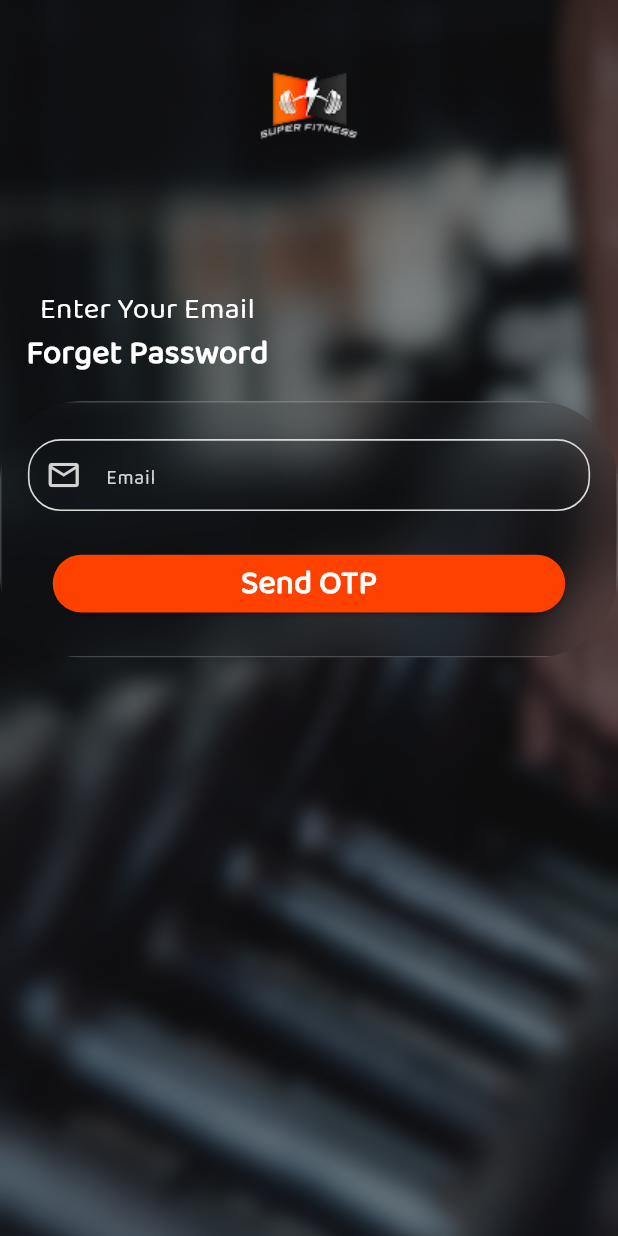
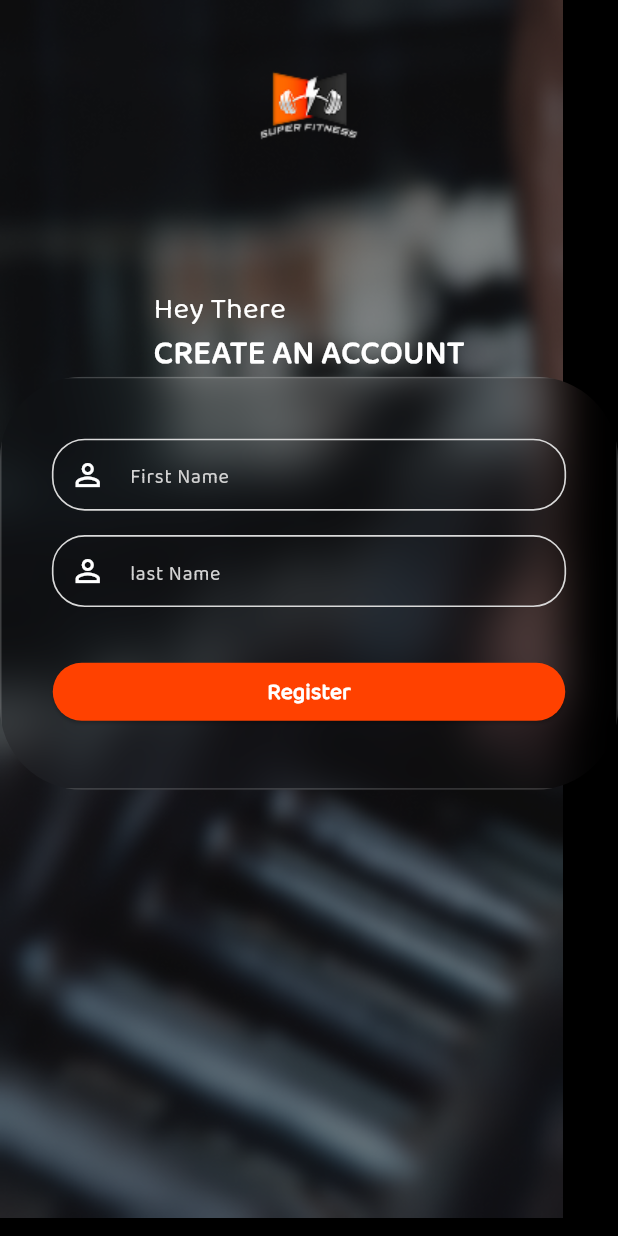
Before and after one commit to ElevateTeam2025/fitness_app, a Flutter app: the screen it shows after launch, on a phone screen of 412 x 824 dp. Run offline on Flutter 3.47's test engine with Material 3 defaults, Android fonts, the phone set to English and light mode, and no system bars; our stand-ins replace dio, equatable, flutter_bloc, flutter_dotenv, flutter_easyloading, get_it and 7 more; generated files the repository leaves out were written again.

Commit message:
make basics for mvi , make fist step of signup flow

```diff
--- a/lib/core/router/pages_routes.dart
+++ b/lib/core/router/pages_routes.dart
@@ -1,4 +1,5 @@
 abstract class PagesRoutes {
  static const String forgetPasswordView = 'forgetPasswordView';
  static const String verifyResetCodeView = 'verifyResetCodeView';
+ static const String SignUpFlowView = 'signUp';
 }
--- a/lib/core/router/routes_generator.dart
+++ b/lib/core/router/routes_generator.dart
@@ -1,7 +1,10 @@
 import 'package:fitness_app/core/router/pages_routes.dart';
 import 'package:fitness_app/features/auth/forget_password/presentation/view/forget_password_view.dart';
 import 'package:fitness_app/features/auth/forget_password/presentation/view/verify_reset_code_view.dart';
+import 'package:fitness_app/features/auth/sign_up/presentation/view/signup_flow.dart';
 import 'package:flutter/material.dart';
+
+import '../../features/auth/sign_up/presentation/view/signUpView.dart';
 
 class RoutesGenerator {
   static Route<dynamic> onGenerateRoute(RouteSettings settings) {
@@ -10,6 +13,9 @@ class RoutesGenerator {
         return MaterialPageRoute(builder: (_) => const ForgetPasswordView());
       case PagesRoutes.verifyResetCodeView:
         return MaterialPageRoute(builder: (_) => const VerifyResetCodeView());
+        case PagesRoutes.SignUpFlowView:
+        // Assuming you have a SignUpFlowView, uncomment the line below
+         return MaterialPageRoute(builder: (_) =>  SignupFlow());
       default:
         return unDefinedRoute();
     }
--- /dev/null
+++ b/lib/features/auth/sign_up/presentation/cubit/signup_view_model_state.dart
@@ -0,0 +1,59 @@
+class SignupState {
+  final String name;
+  final String email;
+  final String gender;
+  final int age;
+  final double height;
+  final double weight;
+  final String selectedGoal;
+  final String selectedActivity;
+  final int currentStep;
+  final bool isLoading;
+  final bool isSuccess;
+  final String? error;
+
+  SignupState({
+    this.name = '',
+    this.email = '',
+    this.gender = '',
+    this.age = 18,
+    this.height = 150.0,
+    this.weight = 50.0,
+    this.selectedGoal = '',
+    this.selectedActivity = '',
+    this.currentStep = 0,
+    this.isLoading = false,
+    this.isSuccess = false,
+    this.error,
+  });
+
+  SignupState copyWith({
+    String? name,
+    String? email,
+    String? gender,
+    int? age,
+    double? height,
+    double? weight,
+    String? selectedGoal,
+    String? selectedActivity,
+    int? currentStep,
+    bool? isLoading,
+    bool? isSuccess,
+    String? error,
+  }) {
+    return SignupState(
+      name: name ?? this.name,
+      email: email ?? this.email,
+      gender: gender ?? this.gender,
+      age: age ?? this.age,
+      height: height ?? this.height,
+      weight: weight ?? this.weight,
+      selectedGoal: selectedGoal ?? this.selectedGoal,
+      selectedActivity: selectedActivity ?? this.selectedActivity,
+      currentStep: currentStep ?? this.currentStep,
+      isLoading: isLoading ?? this.isLoading,
+      isSuccess: isSuccess ?? this.isSuccess,
+      error: error ?? this.error,
+    );
+  }
+}
--- /dev/null
+++ b/lib/features/auth/sign_up/presentation/view/signup_flow.dart
@@ -0,0 +1,125 @@
+import 'package:fitness_app/core/common/height_width_extention.dart';
+import 'package:fitness_app/core/utils/app_colors.dart';
+import 'package:fitness_app/features/auth/sign_up/presentation/cubit/signup_view_model_cubit.dart';
+import 'package:fitness_app/features/auth/sign_up/presentation/cubit/signup_view_model_state.dart';
+import 'package:fitness_app/features/auth/sign_up/presentation/view/widgets/signup_basic_info.dart';
+import 'package:fitness_app/features/auth/sign_up/presentation/view/widgets/signup_select_age.dart';
+import 'package:fitness_app/features/auth/sign_up/presentation/view/widgets/signup_select_gender.dart';
+import 'package:fitness_app/features/auth/sign_up/presentation/view/widgets/signup_select_goal.dart';
+import 'package:fitness_app/features/auth/sign_up/presentation/view/widgets/signup_select_height.dart';
+import 'package:fitness_app/features/auth/sign_up/presentation/view/widgets/signup_select_weight.dart';
+import 'package:flutter/material.dart';
+import 'package:flutter_bloc/flutter_bloc.dart';
+
+import '../../../../../core/utils/app_assets.dart';
+
+class SignupFlow extends StatefulWidget {
+  const SignupFlow({super.key});
+
+  @override
+  State<SignupFlow> createState() => _SignupFlowState();
+}
+
+class _SignupFlowState extends State<SignupFlow> {
+  PageController _pageController = PageController();
+
+  @override
+  Widget build(BuildContext context) {
+    return BlocProvider(
+      create: (context) => SignupCubit(),
+      child: Builder(
+          builder: (context) {
+            final viewModel = context.read<SignupCubit>();
+
+            return Scaffold(
+              body: BlocListener<SignupCubit, SignupState>(
+                listener: (context, state) {
+                  if (_pageController.page?.round() != state.currentStep) {
+                    _pageController.animateToPage(
+                      state.currentStep,
+                      duration: Duration(milliseconds: 300),
+                      curve: Curves.ease,
+                    );
+                  }
+                },
+                child: Stack(
+                  children: [
+                    Image.asset(ImageAssets.mainBackground),
+
+                    Padding(
+                      padding: EdgeInsets.only(top: 46.HeightResponsive),
+
+                      child: Column(
+                        crossAxisAlignment: CrossAxisAlignment.start,
+                        children: [
+                          BlocBuilder<SignupCubit, SignupState>(
+                            builder: (context, state) {
+                              return Stack(
+                                children: [
+                                  if (viewModel.state.currentStep >= 1)
+                                    Align(
+                                      alignment: Alignment.centerLeft,
+                                      child: InkWell(
+                                        onTap: () {
+                                          viewModel.previousStep();
+                                        },
+                                        child: Container(
+                                          width: 30.WidthResponsive,
+                                          height: 30.WidthResponsive,
+                                          decoration: BoxDecoration(
+                                            color: AppColors.primaryColor,
+
+                                            borderRadius: BorderRadius.circular(
+                                                100),
+                                          ),
+                                          child: Icon(
+                                            Icons.arrow_back_ios_rounded,
+                                            color: AppColors.whiteColor,
+                                          ),
+                                        ),
+                                      ),
+                                    ),
+                                  Align(
+                                    alignment: Alignment.center,
+                                    child: Center(
+                                      child: Image.asset(ImageAssets.appIcon),
+                                    ),
+                                  ),
+                                ],
+                              );
+                            },
+                          ),
+
+                          // build here progress indecator
+                          SizedBox(height: 96.HeightResponsive),
+
+                          Expanded(
+                            child: PageView(
+                              controller: _pageController,
+
+                              children: [
+                                SignupBasicInfo(
+                                ),
+                                SignupSelectGender(),
+                                SignupSelectAge(),
+                                SignupSelectHeight(),
+                                SignupSelectWeight(),
+                                SignupSelectGoal(),
+                                SignupSelectGoal(),
+                              ],
+                            ),
+                          ),
+
+                          //
+                        ],
+                      ),
+                    ),
+                  ],
+                ),
+              ),
+            );
+          }
+      ),
+    );
+  }
+}
--- /dev/null
+++ b/lib/features/auth/sign_up/presentation/view/widgets/signup_basic_info.dart
@@ -0,0 +1,72 @@
+import 'package:fitness_app/core/common/height_width_extention.dart';
+import 'package:fitness_app/core/utils/app_colors.dart';
+import 'package:fitness_app/core/widgets/custom_container_widget.dart';
+import 'package:flutter/material.dart';
+import 'package:flutter_bloc/flutter_bloc.dart';
+
+import '../../../../../../core/utils/text_styles.dart';
+import '../../cubit/signup_view_model_cubit.dart';
+
+class SignupBasicInfo extends StatelessWidget {
+  const SignupBasicInfo({super.key});
+
+  @override
+  Widget build(BuildContext context) {
+    final cubit = context.read<SignupCubit>();
+    return Column(
+      children: [
+        Column(
+          crossAxisAlignment: CrossAxisAlignment.start,
+          children: [
+            Text(
+              'Hey There',
+              style: AppTextStyles.BalooThambi2_400_18.copyWith(
+                color: Colors.white,
+              ),
+            ),
+
+            Text(
+              'CREATE AN ACCOUNT',
+              style: AppTextStyles.BalooThambi2_800_20.copyWith(
+                color: Colors.white,
+              ),
+            ),
+          ],
+        ),
+        CustomContainerWidget(
+          body: [
+            Padding(
+              padding: EdgeInsets.all(16.0),
+              child: Column(
+                mainAxisAlignment: MainAxisAlignment.center,
+                children: [
+                  TextField(
+                    onChanged: (value) => cubit.updateName(value),
+                    decoration: InputDecoration(
+                      prefixIcon: Icon(Icons.person_outline_sharp,color: AppColors.whiteColor,),
+                      hintText: "First Name"
+                    ),
+                  ),
+                  SizedBox(height: 16.HeightResponsive),
+                  TextField(
+                    onChanged: (value) => cubit.updateEmail(value),
+                    decoration: InputDecoration(
+                      hintText: "last Name ",
+                      prefixIcon: Icon(Icons.person_outline_sharp,color: AppColors.whiteColor,),
+                    ),
+                  ),
+                  SizedBox(height: 32.HeightResponsive),
+                  ElevatedButton(
+
+                    onPressed: () => cubit.nextStep(),
+                    child: Text('Register',style: AppTextStyles.BalooThambi2_800_14.copyWith(color: AppColors.whiteColor),),
+                  ),
+                ],
+              ),
+            ),
+          ],
+        ),
+      ],
+    );
+  }
+}
--- a/lib/main.dart
+++ b/lib/main.dart
@@ -1,4 +1,5 @@
 import 'package:fitness_app/core/di/injectable_initializer.dart';
+import 'package:fitness_app/core/router/pages_routes.dart';
 import 'package:fitness_app/core/router/routes_generator.dart';
 import 'package:fitness_app/core/services/bloc_observer.dart';
 import 'package:fitness_app/core/services/easy_loading_service.dart';
@@ -51,6 +52,7 @@ class MainAppContent extends StatelessWidget {
     return MaterialApp(
       debugShowCheckedModeBanner: false,
       theme: theme(),
+      initialRoute: PagesRoutes.SignUpFlowView,
       onGenerateRoute: RoutesGenerator.onGenerateRoute,
       home:ForgetPasswordView(),
     );
```
Also changed, not shown: lib/core/utils/app_assets.dart (+8 -0 lines), lib/features/auth/sign_up/domain/entity/signup_entity.dart (added, +52 -0 lines), lib/features/auth/sign_up/presentation/cubit/signup_view_model_cubit.dart (added, +55 -0 lines), lib/features/auth/sign_up/presentation/view/widgets/signup_select_age.dart (added, +10 -0 lines), lib/features/auth/sign_up/presentation/view/widgets/signup_select_gender.dart (added, +10 -0 lines), lib/features/auth/sign_up/presentation/view/widgets/signup_select_goal.dart (added, +10 -0 lines), lib/features/auth/sign_up/presentation/view/widgets/signup_select_height.dart (added, +10 -0 lines), lib/features/auth/sign_up/presentation/view/widgets/signup_select_weight.dart (added, +10 -0 lines), lib/features/auth/sign_up/presentation/view/widgets/signup_step.dart (added, +7 -0 lines), assets/icons/female.png (added), assets/icons/lock.png (added), assets/icons/mail.png (added), assets/icons/male.png (added), assets/icons/user.png (added).
